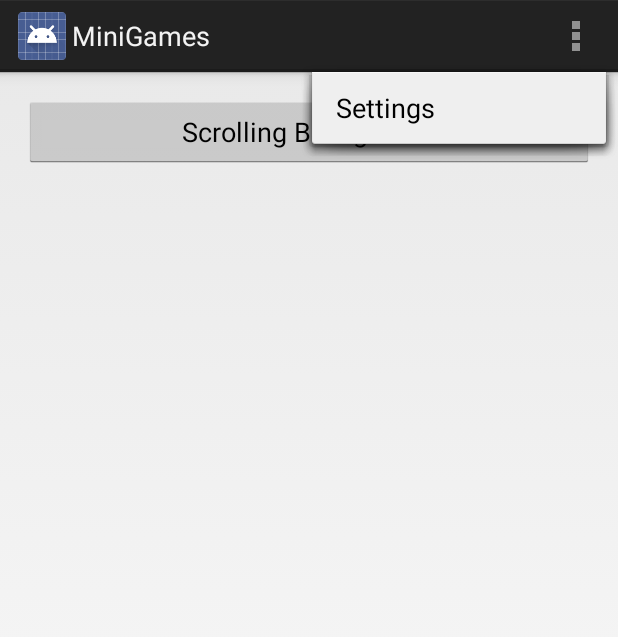
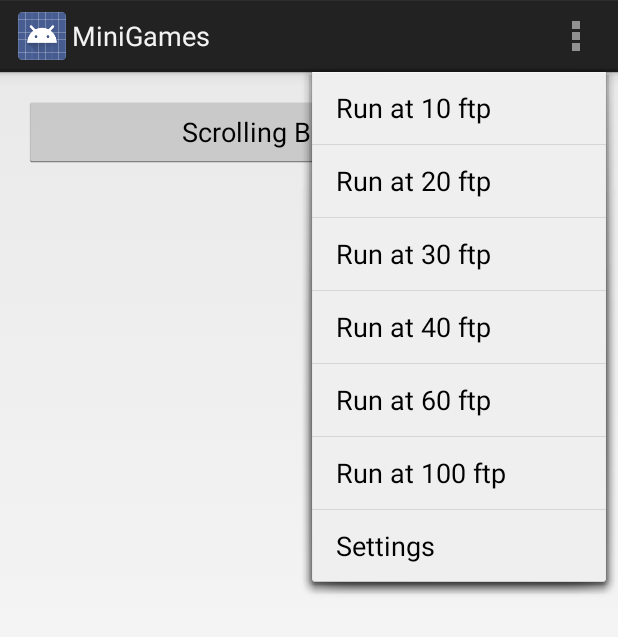
Before and after one commit to cyrillrx/android_tower_defense, an Android app: the screen it shows after launch (MainActivity), with the options menu open, on a phone screen of 412 x 824 dp. Shown: the top 637 px of the screen. Run offline under Robolectric (Android 15) with nearby library versions, the phone set to English and light mode, and no system bars.

Commit message:
Fixed exception while leaving activity. Added FPS choice through menu. Code Refactoring.

```diff
--- a/MiniGames/src/main/java/org/es/minigames/MainActivity.java
+++ b/MiniGames/src/main/java/org/es/minigames/MainActivity.java
@@ -22,7 +22,6 @@ public class MainActivity extends Activity implements View.OnClickListener {
 
     @Override
     public boolean onCreateOptionsMenu(Menu menu) {
-        // Inflate the menu; this adds items to the action bar if it is present.
         getMenuInflater().inflate(R.menu.main, menu);
         return true;
     }
--- a/MiniGames/src/main/res/layout/activity_main.xml
+++ b/MiniGames/src/main/res/layout/activity_main.xml
@@ -1,3 +1,4 @@
+<?xml version="1.0" encoding="utf-8"?>
 <ScrollView xmlns:android="http://schemas.android.com/apk/res/android"
             xmlns:tools="http://schemas.android.com/tools"
             android:layout_width="match_parent"
--- a/MiniGames/src/main/res/layout/scrolling_bg.xml
+++ b/MiniGames/src/main/res/layout/scrolling_bg.xml
@@ -1,8 +1,6 @@
 <?xml version="1.0" encoding="utf-8"?>
-
 <org.es.minigames.scrollingbackgrounds.ScrollingBackgroundView
         xmlns:android="http://schemas.android.com/apk/res/android"
+        android:id="@+id/scrolling_bg_view"
         android:layout_width="match_parent"
-        android:layout_height="match_parent">
-
-</org.es.minigames.scrollingbackgrounds.ScrollingBackgroundView>
+        android:layout_height="match_parent" />
--- a/MiniGames/src/main/res/menu/main.xml
+++ b/MiniGames/src/main/res/menu/main.xml
@@ -1,6 +1,37 @@
+<?xml version="1.0" encoding="utf-8"?>
 <menu xmlns:android="http://schemas.android.com/apk/res/android">
-    <item android:id="@+id/action_settings"
-        android:title="@string/action_settings"
-        android:orderInCategory="100"
-        android:showAsAction="never" />
+    <item
+            android:id="@+id/action_settings"
+            android:title="@string/action_settings"
+            android:orderInCategory="100"
+            android:showAsAction="never" />
+
+    <item
+            android:id="@+id/fps_10"
+            android:title="@string/fps_10"
+            android:showAsAction="never" />
+    <item
+            android:id="@+id/fps_20"
+            android:title="@string/fps_20"
+            android:showAsAction="never" />
+
+    <item
+            android:id="@+id/fps_30"
+            android:title="@string/fps_30"
+            android:showAsAction="never" />
+
+    <item
+            android:id="@+id/fps_40"
+            android:title="@string/fps_40"
+            android:showAsAction="never" />
+
+    <item
+            android:id="@+id/fps_60"
+            android:title="@string/fps_60"
+            android:showAsAction="never" />
+
+    <item
+            android:id="@+id/fps_100"
+            android:title="@string/fps_100"
+            android:showAsAction="never" />
 </menu>
--- a/MiniGames/src/main/res/values/strings.xml
+++ b/MiniGames/src/main/res/values/strings.xml
@@ -5,4 +5,11 @@
     <string name="action_settings">Settings</string>
     <string name="scrolling_bg">Scrolling Background</string>
 
+    <string name="fps_10">Run at 10 ftp</string>
+    <string name="fps_20">Run at 20 ftp</string>
+    <string name="fps_30">Run at 30 ftp</string>
+    <string name="fps_40">Run at 40 ftp</string>
+    <string name="fps_60">Run at 60 ftp</string>
+    <string name="fps_100">Run at 100 ftp</string>
+
 </resources>
```
Also changed, not shown: MiniGames/src/main/java/org/es/minigames/scrollingbackgrounds/DrawingThread.java (+78 -46 lines), MiniGames/src/main/java/org/es/minigames/scrollingbackgrounds/ScrollingBackground.java (+42 -0 lines), MiniGames/src/main/java/org/es/minigames/scrollingbackgrounds/ScrollingBackgroundView.java (+13 -1 lines).
